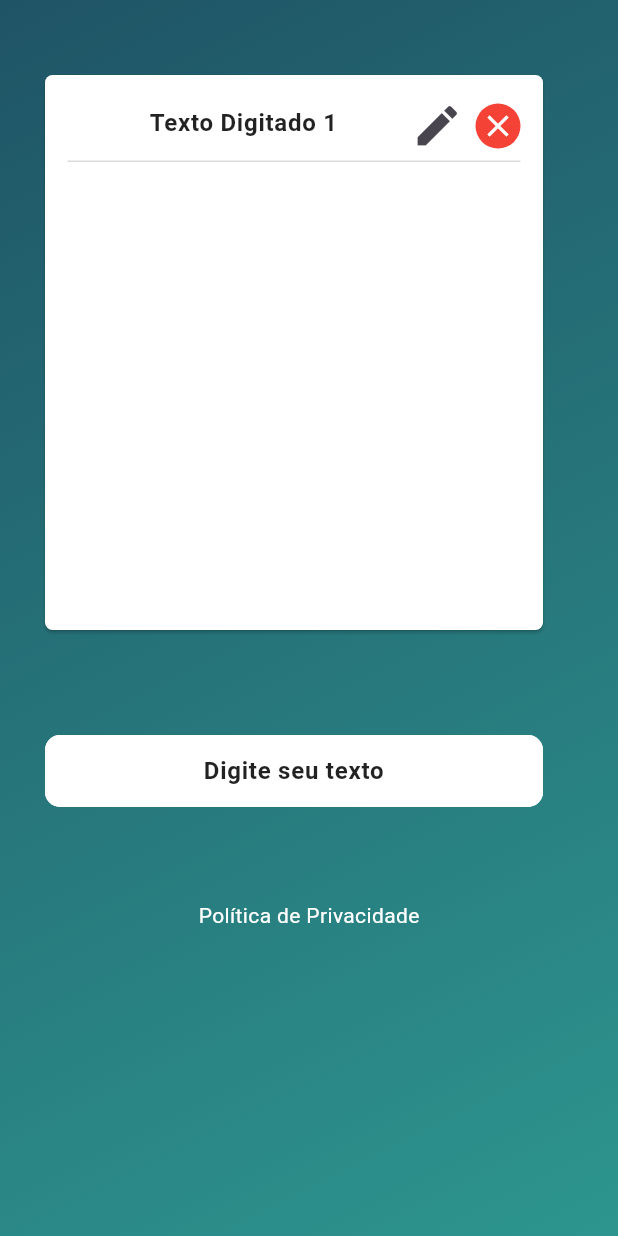
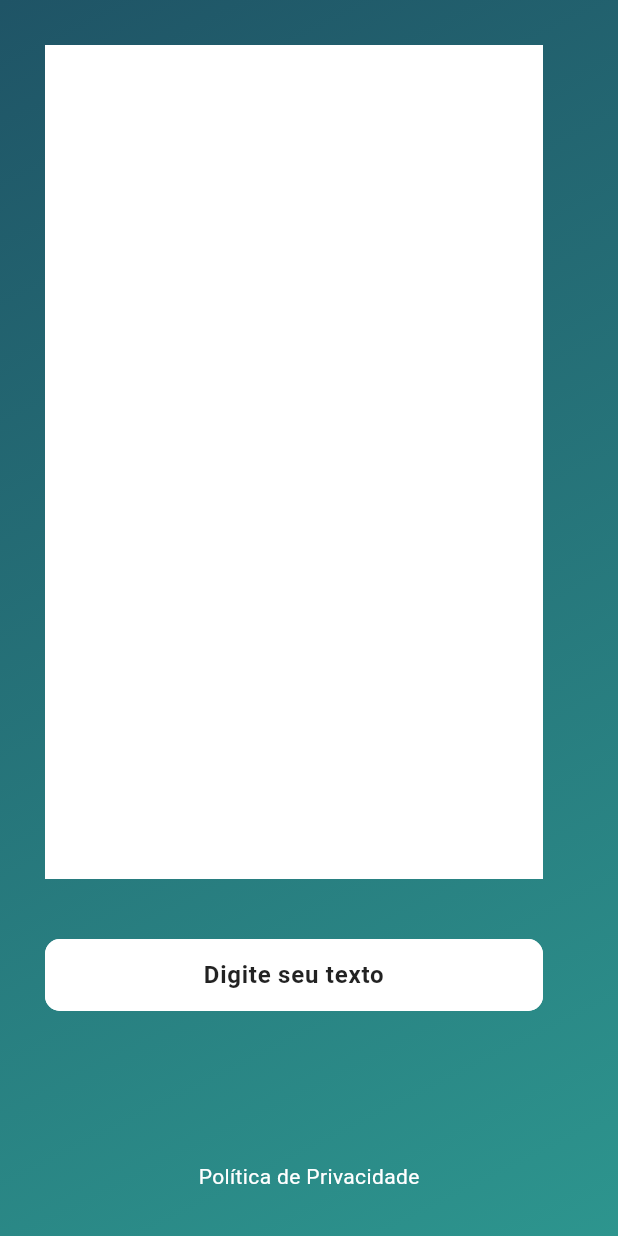
Before and after one commit to Alxelio/Target_Sistemas_Prova_Flutter, a Flutter app: the NextScreen screen opened directly, on a phone screen of 412 x 824 dp. Run offline on Flutter 3.47's test engine with Material 3 defaults, Android fonts, the phone set to English and light mode, and no system bars; our stand-ins replace flutter_mobx, mobx, shared_preferences; accounts and stored records are empty; generated files the repository leaves out were written again.

```diff
--- /dev/null
+++ b/Target_Sistemas_Prova_Flutter/devtools_options.yaml
@@ -0,0 +1 @@
+extensions:
--- a/Target_Sistemas_Prova_Flutter/lib/main.dart
+++ b/Target_Sistemas_Prova_Flutter/lib/main.dart
@@ -1,6 +1,3 @@
-import 'dart:convert';
-import 'dart:io';
-
 import 'package:flutter/material.dart';
 import 'package:projeto_flutter_target_sistemas/entities/credentials.dart';
 import 'package:projeto_flutter_target_sistemas/presentation/pages/login_page.dart';
--- a/Target_Sistemas_Prova_Flutter/lib/presentation/widgets/message_dialog.dart
+++ b/Target_Sistemas_Prova_Flutter/lib/presentation/widgets/message_dialog.dart
@@ -18,5 +18,4 @@ class MessageDialog {
     );
     return;
   }
-
 }
--- a/Target_Sistemas_Prova_Flutter/lib/services/navigation_services.dart
+++ b/Target_Sistemas_Prova_Flutter/lib/services/navigation_services.dart
@@ -12,158 +12,141 @@ class NextScreen extends StatefulWidget {
 
 class _NextScreenState extends State<NextScreen> {
   final NextScreenStore store = NextScreenStore();
-  final TextEditingController textController = TextEditingController();
+  final TextEditingController textController1 = TextEditingController();
   final FocusNode focus = FocusNode();
+
+  Future<void> showEditConfirmDialog(index, text) async {
+    return showDialog(
+        context: context,
+        builder: (BuildContext context) {
+          return AlertDialog(
+            title: const Text("Digite um novo texto"),
+            content: TextFormField(
+              controller: textController1,
+            ),
+            actions: [
+              TextButton(
+                onPressed: () => Navigator.of(context).pop(),
+                child: const Text("Cancelar"),
+              ),
+              TextButton(
+                onPressed: () {
+                  store.updateCard(index, textController1.text);
+                  textController1.clear();
+                  Navigator.of(context).pop();
+                },
+                child: const Text("Alterar"),
+              ),
+            ],
+          );
+        });
+  }
+
+  Future<void> showDeleteConfirmDialog(index) async {
+    return showDialog(
+        context: context,
+        builder: (BuildContext context) {
+          return AlertDialog(
+            title: const Text("Confirmar Exclusão"),
+            content: const Text("Deletar"),
+            actions: [
+              TextButton(
+                onPressed: () => Navigator.of(context).pop(),
+                child: const Text("Cancelar"),
+              ),
+              TextButton(
+                onPressed: () {
+                  store.removeCard(index);
+                  Navigator.of(context).pop();
+                },
+                child: const Text('Excluir'),
+              ),
+            ],
+          );
+        });
+  }
+
 
   @override
   Widget build(BuildContext context) {
     return SafeArea(
       child: Scaffold(
         body: GestureDetector(
-          onTap: (){
+          onTap: () {
             FocusScope.of(context).requestFocus(focus);
           },
           child: Container(
-            width: double.infinity,
+            //Geral
+            height: double.infinity,
             decoration: const BoxDecoration(
               gradient: LinearGradient(
                 colors: [
                   Color(0xFF1F5466), //rgba(31,84,102,255)
-                  Color(0xFF2D958E), // rgba(45,149,142,255)
+                  Color(0xFF2D958E),
                 ],
                 begin: Alignment.topLeft,
-                end: Alignment.bottomRight,
+                end: Alignment.bottomRight, // rgba(45,149,142,255)])
               ),
             ),
-            child: ListView(
+
+            child: Column(
               children: [
-                Column(
-                  children: [
-                    const SizedBox(
-                      width: double.infinity,
-                      height: 50,
-                    ),
-                    SizedBox(
-                      width: double.infinity,
-                      height: 370,
-                      child: Card(
-                        margin: const EdgeInsets.fromLTRB(30, 0, 50, 0),
+                Expanded(
+                  child: Container(
+                    margin: EdgeInsets.fromLTRB(30, 30, 50, 40),
                     color: Colors.white,
-                        shape: const RoundedRectangleBorder(
-                          borderRadius: BorderRadius.all(
-                            Radius.circular(5.0),
+                    child: Observer(builder: (context) {
+                      return SizedBox(
+                        height: 350,
+                        child: ListView.builder(
+                            shrinkWrap: true,
+                            physics: ClampingScrollPhysics(),
+                            itemCount: store.items.length,
+                            itemBuilder: (context, index) {
+                              return CardItem(
+                                text: store.items[index],
+                                onDelete: () => showDeleteConfirmDialog(index),
+                                onUpdate: () => showEditConfirmDialog(
+                                    index, store.items[index]),
+                              );
+                            }),
+                      );
+                    }),
                   ),
                 ),
-                        child: ListView(
-                          children: [
-                            Column(
-                              children: [
                 Container(
-                                  width: double.infinity,
-                                  margin: const EdgeInsets.symmetric(
-                                    horizontal: 15.0,
-                                    vertical: 10.0,
-                                  ),
-                                  child: Form(
+                  margin: EdgeInsets.fromLTRB(30, 0, 50, 0),
                   child: TextFormField(
-                                      controller: textController,
-                                      //onChanged: store.setInformation,
+                    controller: textController1,
+                    focusNode: focus,
                     textAlign: TextAlign.center,
                     decoration: InputDecoration(
-                                        hintText: 'Texto Digitado 1',
+                      fillColor: Colors.white,
+                      filled: true,
+                      contentPadding:
+                          const EdgeInsets.symmetric(horizontal: 10.0),
+                      enabledBorder: OutlineInputBorder(
+                        borderRadius: BorderRadius.circular(10.0),
+                        borderSide:
+                            const BorderSide(color: Colors.white, width: 1.0),
+                      ),
+                      hintText: 'Digite seu texto',
                       hintStyle: const TextStyle(
                         color: Colors.black87,
                         fontWeight: FontWeight.bold,
                       ),
-                                        contentPadding:
-                                            const EdgeInsets.symmetric(
-                                          horizontal: 10.0,
-                                          vertical: 10.0,
                     ),
-                                        suffixIcon: Row(
-                                          mainAxisSize: MainAxisSize.min,
-                                          children: [
-                                            InkWell(
-                                              onTap: () {
-                                                print("called edit");
+                    onFieldSubmitted: (text) {
+                      if (text.isNotEmpty) {
+                        store.addCard(text);
+                        textController1.clear();
+                      }
                     },
-                                              child: const Icon(
-                                                Icons.edit,
-                                                size: 35,
-                                              ),
-                                            ),
-                                            const SizedBox(width: 8.0),
-                                            InkWell(
-                                              onTap: () {
-                                                print('called delete');
-                                              },
-                                              child: const CircleAvatar(
-                                                backgroundColor: Colors.red,
-                                                radius: 15.0,
-                                                child: Icon(
-                                                  Icons.close,
-                                                  color: Colors.white,
-                                                ),
-                                              ),
-                                            ),
-                                          ],
-                                        ),
-                                        enabledBorder: const UnderlineInputBorder(
-                                          borderSide: BorderSide(
-                                            color: Color(0xFFDCDCDC),
-                                          ),
-                                        ),
-                                      ),
-                                    ),
-                                  ),
-                                ),
-                              ],
-                            ),
-                          ],
-                        ),
                   ),
                 ),
                 const SizedBox(
                   width: double.infinity,
-                      height: 70,
-                    ),
-                    Observer(builder: (_) {
-                      return SizedBox(
-                        width: double.infinity,
-                        height: 50,
-                        child: Container(
-                          margin: const EdgeInsets.fromLTRB(30, 0, 50, 0),
-                          child: Form(
-                            child: TextFormField(
-                              controller: textController,
-                              onFieldSubmitted: store.setInformation,
-                              focusNode: focus,
-                              textAlign: TextAlign.center,
-                              decoration: InputDecoration(
-                                hintText: 'Digite seu texto',
-                                hintStyle: const TextStyle(
-                                    color: Colors.black87,
-                                    fontWeight: FontWeight.bold),
-                                contentPadding:
-                                    const EdgeInsets.symmetric(horizontal: 10.0),
-                                fillColor: Colors.white,
-                                filled: true,
-                                enabledBorder: OutlineInputBorder(
-                                  borderRadius: BorderRadius.circular(10.0),
-                                  borderSide: const BorderSide(
-                                    color: Colors.white,
-                                    width: 1.0,
-                                  ),
-                                ),
-                              ),
-                            ),
-                          ),
-                        ),
-                      );
-                    }),
-                    const SizedBox(
-                      width: double.infinity,
-                      height: 50,
+                  height: 90,
                 ),
                 const SizedBox(
                   width: double.infinity,
@@ -183,11 +166,71 @@ class _NextScreenState extends State<NextScreen> {
                 ),
               ],
             ),
+          ), //Geral
+        ),
+      ),
+    );
+  }
+} //class
+
+
+class CardItem extends StatelessWidget {
+  const CardItem(
+      {required this.text, required this.onDelete, required this.onUpdate});
+
+  final String text;
+  final VoidCallback onDelete;
+  final VoidCallback onUpdate;
+
+  @override
+  Widget build(BuildContext context) {
+    return Column(
+      children: [
+        Card(
+          color: Colors.white,
+          margin: const EdgeInsets.symmetric(vertical: 8),
+          child: Container(
+            color: Colors.transparent,
+            child: ListTile(
+              tileColor: Colors.transparent,
+              title: Center(
+                child: Text(
+                  '$text',
+                  style: TextStyle(fontWeight: FontWeight.bold),
+                ),
+              ),
+              trailing: Row(
+                mainAxisSize: MainAxisSize.min,
+                children: [
+                  InkWell(
+                    onTap: () {
+                      onUpdate();
+                    },
+                    child: const Icon(
+                      Icons.edit,
+                      size: 35,
+                    ),
+                  ),
+                  const SizedBox(width: 8.0),
+                  InkWell(
+                    onTap: () {
+                      onDelete();
+                    },
+                    child: const CircleAvatar(
+                      backgroundColor: Colors.red,
+                      radius: 15.0,
+                      child: Icon(
+                        Icons.close,
+                        color: Colors.white,
+                      ),
+                    ),
+                  ),
                 ],
               ),
             ),
           ),
         ),
+      ],
     );
   }
 }
--- a/Target_Sistemas_Prova_Flutter/pubspec.yaml
+++ b/Target_Sistemas_Prova_Flutter/pubspec.yaml
@@ -37,7 +37,8 @@ dependencies:
   url_launcher: ^6.1.8
   mobx: ^2.2.1
   flutter_mobx: ^2.2.0
-  # path_provider: ^2.1.1
+  provider: ^6.1.1
+  shared_preferences: ^2.0.7
 
 dev_dependencies:
   flutter_test:
```
Also changed, not shown: Target_Sistemas_Prova_Flutter/lib/services/mob_x.dart (+16 -11 lines), Target_Sistemas_Prova_Flutter/lib/services/mob_x.g.dart, Target_Sistemas_Prova_Flutter/pubspec.lock, 1 other file. Lines whose indentation alone changed are shown as unchanged.
